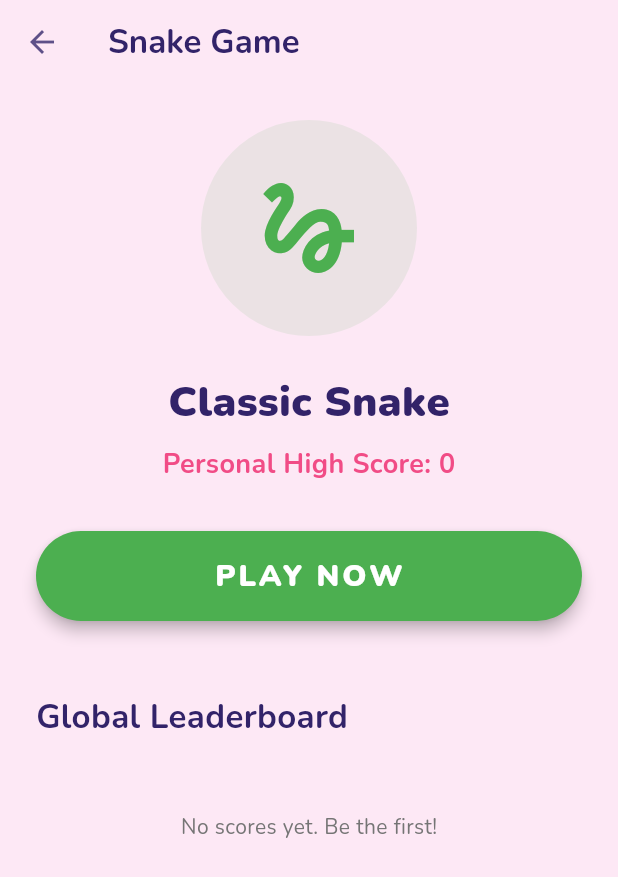
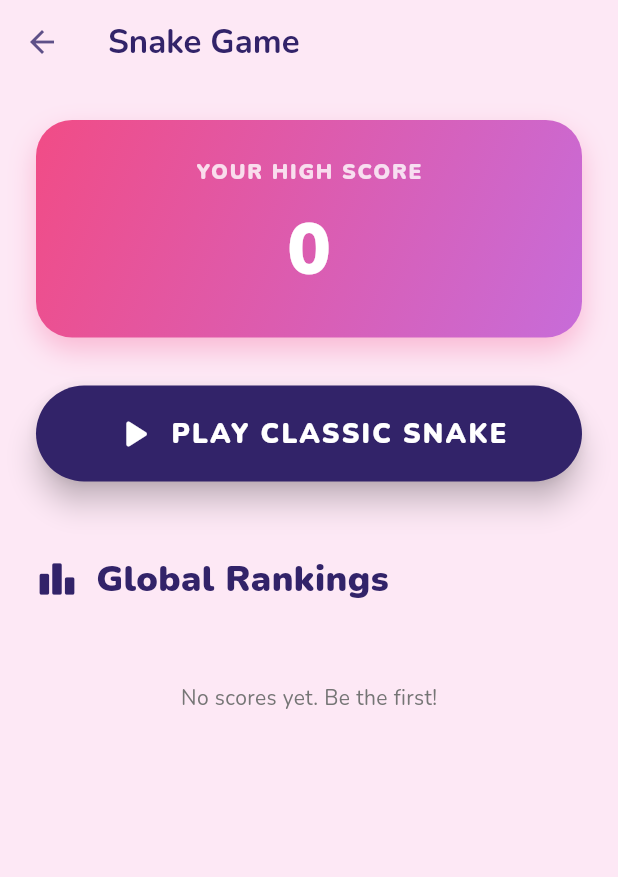
Before and after one commit to AVENTRAGOD/flareDatingApp, a Flutter app: the GamesScreen screen opened directly with empty values, on a phone screen of 412 x 824 dp. Shown: the top 877 px of the screen. Run offline on Flutter 3.47's test engine with Material 3 defaults, Android fonts, the phone set to English and light mode, and no system bars; our stand-ins replace carousel_slider, flutter_card_swiper, google_fonts, image_picker, sqflite, sqflite_common_ffi_web and 1 more; accounts and stored records are empty; network calls fail.

Commit message:
feat: enhance games global leaderboard with dummy scores and premium UI

```diff
--- a/flare_dating_app/lib/screens/games_screen.dart
+++ b/flare_dating_app/lib/screens/games_screen.dart
@@ -69,36 +69,46 @@ class _GamesScreenState extends State<GamesScreen> {
                 child: Column(
                   crossAxisAlignment: CrossAxisAlignment.center,
                   children: [
-                    // Hero Icon
+                    // Personal Score Card
                     Container(
-                      padding: const EdgeInsets.all(32),
+                      width: double.infinity,
+                      padding: const EdgeInsets.all(24),
                       decoration: BoxDecoration(
-                        color: const Color(0xFF4CAF50).withOpacity(0.1), // Green hue for snake
-                        shape: BoxShape.circle,
+                        gradient: const LinearGradient(
+                          colors: [Color(0xFFF14C86), Color(0xFFC76CD9)],
+                          begin: Alignment.topLeft,
+                          end: Alignment.bottomRight,
                         ),
-                      child: const Icon(
-                        Icons.gesture,
-                        size: 80,
-                        color: Color(0xFF4CAF50),
+                        borderRadius: BorderRadius.circular(24),
+                        boxShadow: [
+                          BoxShadow(
+                            color: const Color(0xFFF14C86).withOpacity(0.3),
+                            blurRadius: 15,
+                            offset: const Offset(0, 8),
                           ),
+                        ],
                       ),
-                    const SizedBox(height: 24),
-
+                      child: Column(
+                        children: [
                           Text(
-                      'Classic Snake',
+                            'YOUR HIGH SCORE',
                             style: GoogleFonts.nunito(
-                        fontSize: 28,
+                              fontSize: 14,
                               fontWeight: FontWeight.w900,
-                        color: const Color(0xFF322369),
+                              color: Colors.white.withOpacity(0.8),
+                              letterSpacing: 1.2,
                             ),
                           ),
                           const SizedBox(height: 8),
                           Text(
-                      'Personal High Score: $_personalHighScore',
+                            '$_personalHighScore',
                             style: GoogleFonts.nunito(
-                        fontSize: 18,
-                        fontWeight: FontWeight.bold,
-                        color: const Color(0xFFF14C86),
+                              fontSize: 48,
+                              fontWeight: FontWeight.w900,
+                              color: Colors.white,
+                            ),
+                          ),
+                        ],
                       ),
                     ),
 
@@ -107,17 +117,16 @@ class _GamesScreenState extends State<GamesScreen> {
                     // Start Button
                     SizedBox(
                       width: double.infinity,
-                      height: 60,
+                      height: 64,
                       child: ElevatedButton(
                         style: ElevatedButton.styleFrom(
-                          backgroundColor: const Color(0xFF4CAF50),
+                          backgroundColor: const Color(0xFF322369),
                           shape: RoundedRectangleBorder(
-                            borderRadius: BorderRadius.circular(30),
+                            borderRadius: BorderRadius.circular(32),
                           ),
-                          elevation: 4,
+                          elevation: 8,
                         ),
                         onPressed: () async {
-                          // Navigate to Game and wait for return
                           await Navigator.push(
                             context,
                             MaterialPageRoute(
@@ -126,17 +135,23 @@ class _GamesScreenState extends State<GamesScreen> {
                               ),
                             ),
                           );
-                          // Refresh data when returning (in case score changed)
                           _loadData();
                         },
-                        child: Text(
-                          'PLAY NOW',
+                        child: Row(
+                          mainAxisAlignment: MainAxisAlignment.center,
+                          children: [
+                            const Icon(Icons.play_arrow_rounded, color: Colors.white, size: 32),
+                            const SizedBox(width: 8),
+                            Text(
+                              'PLAY CLASSIC SNAKE',
                               style: GoogleFonts.nunito(
-                            fontSize: 20,
+                                fontSize: 18,
                                 fontWeight: FontWeight.w900,
                                 color: Colors.white,
-                            letterSpacing: 2,
+                                letterSpacing: 1.5,
                               ),
+                            ),
+                          ],
                         ),
                       ),
                     ),
@@ -144,18 +159,21 @@ class _GamesScreenState extends State<GamesScreen> {
                     const SizedBox(height: 48),
 
                     // Leaderboard Section
-                    Align(
-                      alignment: Alignment.centerLeft,
-                      child: Text(
-                        'Global Leaderboard',
+                    Row(
+                      children: [
+                        const Icon(Icons.leaderboard_rounded, color: Color(0xFF322369), size: 28),
+                        const SizedBox(width: 12),
+                        Text(
+                          'Global Rankings',
                           style: GoogleFonts.nunito(
-                          fontSize: 22,
-                          fontWeight: FontWeight.bold,
+                            fontSize: 24,
+                            fontWeight: FontWeight.w900,
                             color: const Color(0xFF322369),
                           ),
                         ),
+                      ],
                     ),
-                    const SizedBox(height: 16),
+                    const SizedBox(height: 20),
 
                     if (_leaderboard.isEmpty)
                       Center(
@@ -168,80 +186,88 @@ class _GamesScreenState extends State<GamesScreen> {
                         ),
                       )
                     else
-                      Container(
-                        decoration: BoxDecoration(
-                          color: Colors.white,
-                          borderRadius: BorderRadius.circular(20),
-                          boxShadow: [
-                            BoxShadow(
-                              color: Colors.black.withOpacity(0.05),
-                              blurRadius: 10,
-                              offset: const Offset(0, 5),
-                            ),
-                          ],
-                        ),
-                        child: ListView.separated(
+                      ListView.builder(
                         shrinkWrap: true,
                         physics: const NeverScrollableScrollPhysics(),
                         itemCount: _leaderboard.length,
-                          separatorBuilder: (context, index) => Divider(color: Colors.grey[200], height: 1),
                         itemBuilder: (context, index) {
                           final user = _leaderboard[index];
                           final score = user['snake_high_score'] ?? 0;
                           final name = user['first_name'] ?? 'Anonymous';
                           final photo = user['avatar_path'] as String?;
 
-                            // Top 3 distinct styles
-                            Color rankColor = Colors.grey[600]!;
-                            if (index == 0) rankColor = const Color(0xFFFFD700); // Gold
-                            if (index == 1) rankColor = const Color(0xFFC0C0C0); // Silver
-                            if (index == 2) rankColor = const Color(0xFFCD7F32); // Bronze
+                          bool isTopThree = index < 3;
+                          Color rankColor = isTopThree
+                            ? (index == 0 ? const Color(0xFFFFD700) : (index == 1 ? const Color(0xFFC0C0C0) : const Color(0xFFCD7F32)))
+                            : Colors.grey[400]!;
 
-                            return ListTile(
-                              leading: Row(
-                                mainAxisSize: MainAxisSize.min,
+                          return Container(
+                            margin: const EdgeInsets.only(bottom: 12),
+                            padding: const EdgeInsets.all(12),
+                            decoration: BoxDecoration(
+                              color: Colors.white,
+                              borderRadius: BorderRadius.circular(20),
+                              border: isTopThree ? Border.all(color: rankColor.withOpacity(0.5), width: 2) : null,
+                              boxShadow: [
+                                BoxShadow(
+                                  color: Colors.black.withOpacity(0.03),
+                                  blurRadius: 10,
+                                  offset: const Offset(0, 4),
+                                ),
+                              ],
+                            ),
+                            child: Row(
                               children: [
-                                  Text(
-                                    '#${index + 1}',
+                                SizedBox(
+                                  width: 40,
+                                  child: Text(
+                                    '${index + 1}',
                                     style: GoogleFonts.nunito(
-                                      fontWeight: FontWeight.bold,
+                                      fontWeight: FontWeight.w900,
                                       color: rankColor,
+                                      fontSize: 20,
+                                    ),
+                                    textAlign: TextAlign.center,
+                                  ),
+                                ),
+                                const SizedBox(width: 8),
+                                CircleAvatar(
+                                  radius: 22,
+                                  backgroundImage: _resolveAvatar(photo ?? ''),
+                                  backgroundColor: const Color(0xFFFDE8F5),
+                                  child: _resolveAvatar(photo ?? '') == null
+                                    ? const Icon(Icons.person, color: Color(0xFFF14C86), size: 20) : null,
+                                ),
+                                const SizedBox(width: 16),
+                                Expanded(
+                                  child: Text(
+                                    name,
+                                    style: GoogleFonts.nunito(
+                                      fontWeight: FontWeight.w800,
+                                      color: const Color(0xFF322369),
                                       fontSize: 16,
                                     ),
                                   ),
-                                  const SizedBox(width: 12),
-                                  CircleAvatar(
-                                    backgroundImage: _resolveAvatar(photo ?? ''),
-                                    backgroundColor: const Color(0xFFC76CD9),
-                                    child: _resolveAvatar(photo ?? '') == null
-                                      ? const Icon(Icons.person, color: Colors.white, size: 20) : null,
                                 ),
-                                ],
-                              ),
-                              title: Text(
-                                name,
-                                style: GoogleFonts.nunito(
-                                  fontWeight: FontWeight.bold,
-                                  color: const Color(0xFF322369),
-                                ),
-                              ),
-                              trailing: Container(
-                                padding: const EdgeInsets.symmetric(horizontal: 12, vertical: 6),
+                                Container(
+                                  padding: const EdgeInsets.symmetric(horizontal: 16, vertical: 8),
                                   decoration: BoxDecoration(
-                                  color: const Color(0xFFFDE8F5),
+                                    color: isTopThree ? rankColor.withOpacity(0.1) : const Color(0xFFFDE8F5),
                                     borderRadius: BorderRadius.circular(12),
                                   ),
                                   child: Text(
                                     '$score',
                                     style: GoogleFonts.nunito(
                                       fontWeight: FontWeight.w900,
-                                    color: const Color(0xFFF14C86),
+                                      color: isTopThree ? rankColor : const Color(0xFFF14C86),
+                                      fontSize: 16,
                                     ),
                                   ),
                                 ),
+                              ],
+                            ),
                           );
                         },
-                        ),
                       ),
                   ],
                 ),
```
Also changed, not shown: flare_dating_app/lib/services/database_service.dart (+8 -0 lines), 1 other file. Lines whose indentation alone changed are shown as unchanged.
